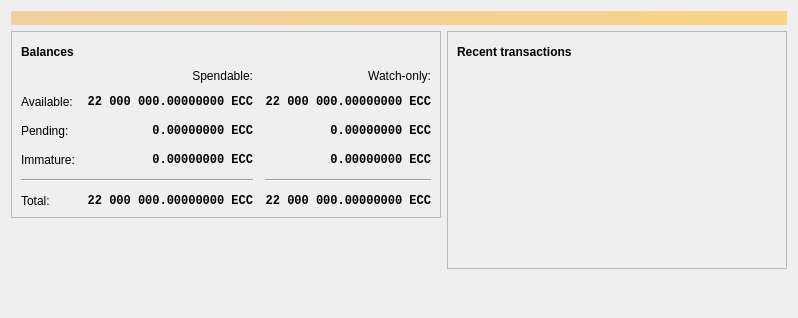
This is src/qt/forms/overviewpage.ui in eleccoin/eleccoin as Qt 5 draws it before an edit. The edited form follows.
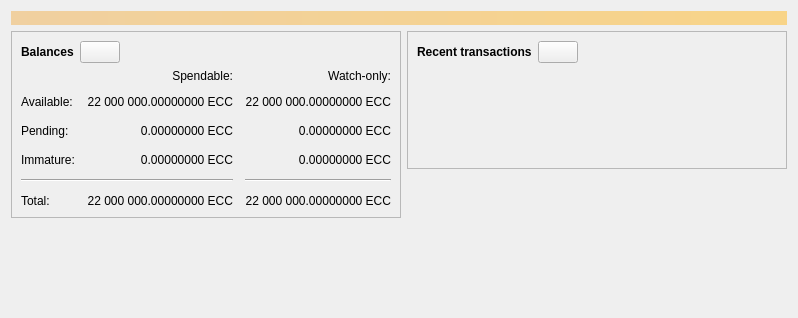
This is the edited form. Icons and pictures are not drawn. Custom widgets are drawn as their Qt base class.

```diff
--- a/src/qt/forms/overviewpage.ui
+++ b/src/qt/forms/overviewpage.ui
@@ -68,7 +68,7 @@
               </property>
               <property name="maximumSize">
                <size>
-                <width>30</width>
+                <width>45</width>
                 <height>16777215</height>
                </size>
               </property>
@@ -89,9 +89,6 @@
                 <height>24</height>
                </size>
               </property>
-              <property name="flat">
-               <bool>true</bool>
-              </property>
              </widget>
             </item>
             <item>
@@ -116,13 +113,6 @@
             </property>
             <item row="2" column="2">
              <widget class="QLabel" name="labelWatchPending">
-              <property name="font">
-               <font>
-                <family>Monospace</family>
-                <weight>75</weight>
-                <bold>true</bold>
-               </font>
-              </property>
               <property name="cursor">
                <cursorShape>IBeamCursor</cursorShape>
               </property>
@@ -142,13 +132,6 @@
             </item>
             <item row="2" column="1">
              <widget class="QLabel" name="labelUnconfirmed">
-              <property name="font">
-               <font>
-                <family>Monospace</family>
-                <weight>75</weight>
-                <bold>true</bold>
-               </font>
-              </property>
               <property name="cursor">
                <cursorShape>IBeamCursor</cursorShape>
               </property>
@@ -168,13 +151,6 @@
             </item>
             <item row="3" column="2">
              <widget class="QLabel" name="labelWatchImmature">
-              <property name="font">
-               <font>
-                <family>Monospace</family>
-                <weight>75</weight>
-                <bold>true</bold>
-               </font>
-              </property>
               <property name="cursor">
                <cursorShape>IBeamCursor</cursorShape>
               </property>
@@ -227,13 +203,6 @@
             </item>
             <item row="3" column="1">
              <widget class="QLabel" name="labelImmature">
-              <property name="font">
-               <font>
-                <family>Monospace</family>
-                <weight>75</weight>
-                <bold>true</bold>
-               </font>
-              </property>
               <property name="cursor">
                <cursorShape>IBeamCursor</cursorShape>
               </property>
@@ -273,13 +242,6 @@
             </item>
             <item row="5" column="1">
              <widget class="QLabel" name="labelTotal">
-              <property name="font">
-               <font>
-                <family>Monospace</family>
-                <weight>75</weight>
-                <bold>true</bold>
-               </font>
-              </property>
               <property name="cursor">
                <cursorShape>IBeamCursor</cursorShape>
               </property>
@@ -299,13 +261,6 @@
             </item>
             <item row="5" column="2">
              <widget class="QLabel" name="labelWatchTotal">
-              <property name="font">
-               <font>
-                <family>Monospace</family>
-                <weight>75</weight>
-                <bold>true</bold>
-               </font>
-              </property>
               <property name="cursor">
                <cursorShape>IBeamCursor</cursorShape>
               </property>
@@ -342,13 +297,6 @@
             </item>
             <item row="1" column="1">
              <widget class="QLabel" name="labelBalance">
-              <property name="font">
-               <font>
-                <family>Monospace</family>
-                <weight>75</weight>
-                <bold>true</bold>
-               </font>
-              </property>
               <property name="cursor">
                <cursorShape>IBeamCursor</cursorShape>
               </property>
@@ -368,13 +316,6 @@
             </item>
             <item row="1" column="2">
              <widget class="QLabel" name="labelWatchAvailable">
-              <property name="font">
-               <font>
-                <family>Monospace</family>
-                <weight>75</weight>
-                <bold>true</bold>
-               </font>
-              </property>
               <property name="cursor">
                <cursorShape>IBeamCursor</cursorShape>
               </property>
@@ -462,7 +403,7 @@
               </property>
               <property name="maximumSize">
                <size>
-                <width>30</width>
+                <width>45</width>
                 <height>16777215</height>
                </size>
               </property>
@@ -483,9 +424,6 @@
                 <height>24</height>
                </size>
               </property>
-              <property name="flat">
-               <bool>true</bool>
-              </property>
              </widget>
             </item>
             <item>
@@ -517,6 +455,9 @@
             <property name="horizontalScrollBarPolicy">
              <enum>Qt::ScrollBarAlwaysOff</enum>
             </property>
+            <property name="sizeAdjustPolicy">
+             <enum>QAbstractScrollArea::AdjustToContents</enum>
+            </property>
             <property name="selectionMode">
              <enum>QAbstractItemView::NoSelection</enum>
             </property>
@@ -544,6 +485,13 @@
    </item>
   </layout>
  </widget>
+ <customwidgets>
+  <customwidget>
+   <class>TransactionOverviewWidget</class>
+   <extends>QListView</extends>
+   <header>qt/transactionoverviewwidget.h</header>
+  </customwidget>
+ </customwidgets>
  <resources/>
  <connections/>
 </ui>
```
Left out of the diff: 5 changed lines with no effect on the pictures.
